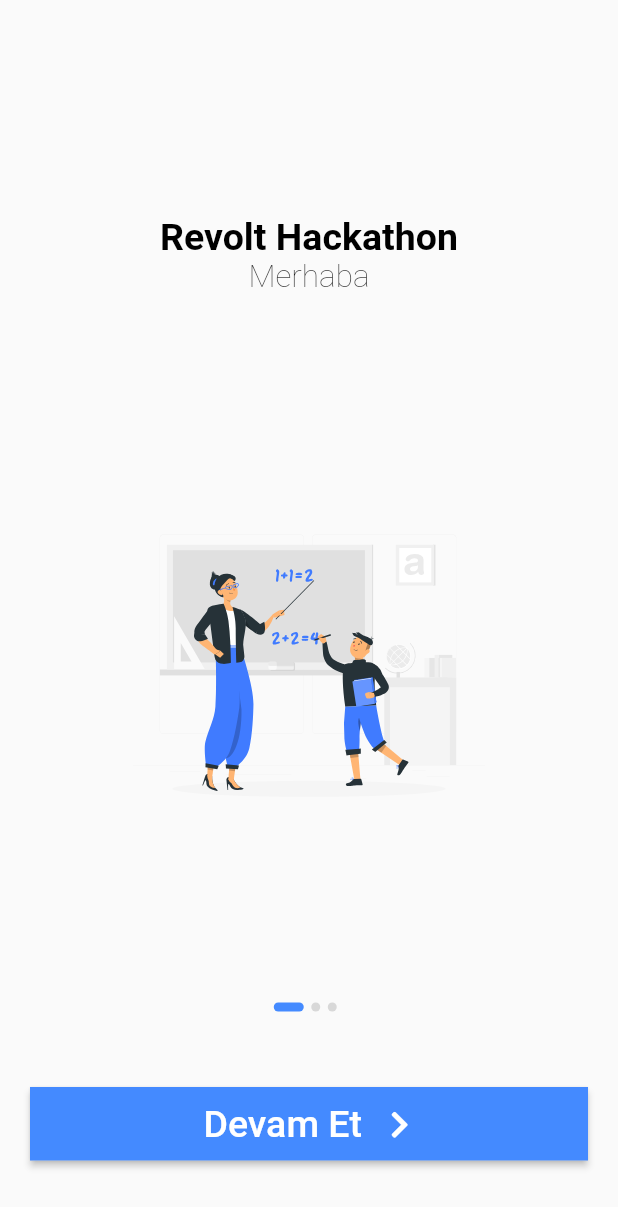
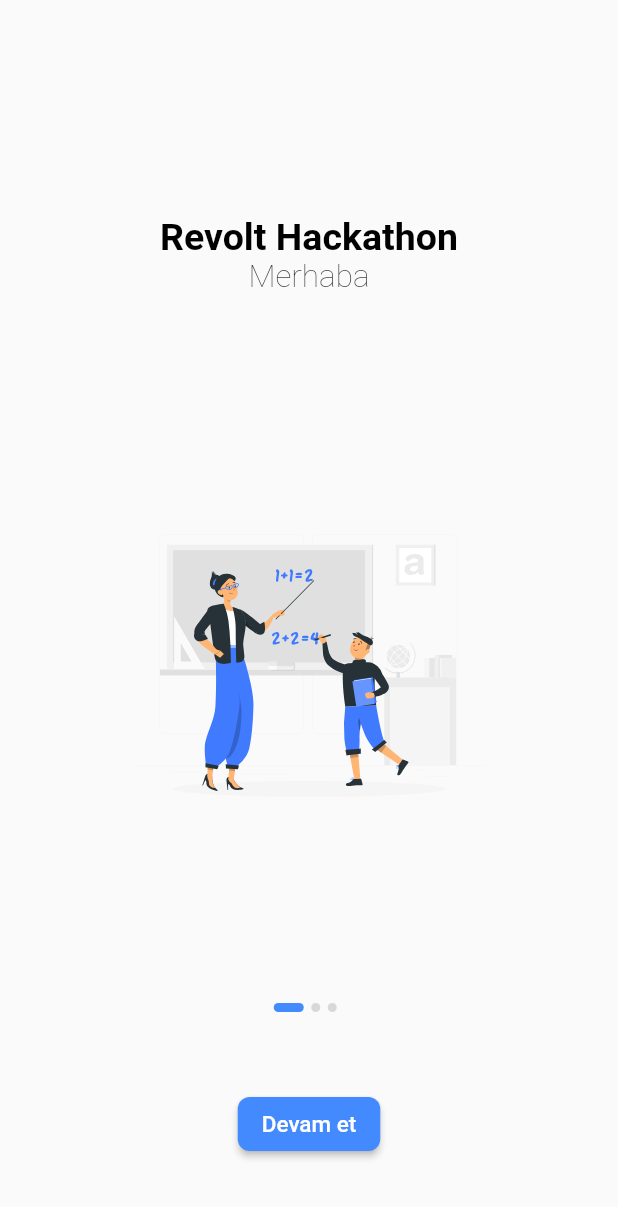
Before and after one commit to yersoy/revolt-hackathon, a Flutter app: the screen it shows after launch, on a phone screen of 412 x 824 dp. Shown: the top 1207 px of the screen. Run offline on Flutter 3.47's test engine with Material 2 defaults, Android fonts, the phone set to English and light mode, and no system bars; our stand-ins replace flutter_svg, font_awesome_flutter.

Commit message:
Wellcome page update from jordy's work

```diff
--- a/lib/Views/Wellcome.dart
+++ b/lib/Views/Wellcome.dart
@@ -103,30 +103,18 @@ class _WellcomeState extends State<Wellcome> {
                     ),
                     Spacer(),
                     RaisedButton(
+                      shape: RoundedRectangleBorder(
+                          borderRadius: BorderRadius.circular(8)),
+                      color: Colors.blueAccent,
                       onPressed: () {
-                        Navigator.pushReplacementNamed(context, '/login');
+                        Navigator.pushReplacementNamed(
+                            context, '/opening_page');
                       },
-                      textColor: Colors.white,
-                      padding: const EdgeInsets.all(0.0),
-                      child: Container(
-                        color: Theme.of(context).primaryColor,
-                        padding: const EdgeInsets.all(10.0),
-                        child: Row(
-                          mainAxisAlignment: MainAxisAlignment.center,
-                          crossAxisAlignment: CrossAxisAlignment.center,
-                          children: [
-                            Text(
-                              "Devam Et",
-                              style: TextStyle(fontSize: 25),
-                            ),
-                            SizedBox(
-                              width: 15,
-                            ),
-                            Icon(
-                              FontAwesomeIcons.chevronRight,
-                              size: 20,
-                            )
-                          ],
+                      child: Text(
+                        "Devam et",
+                        style: TextStyle(
+                          fontSize: 15,
+                          color: Colors.white,
                         ),
                       ),
                     ),
```
